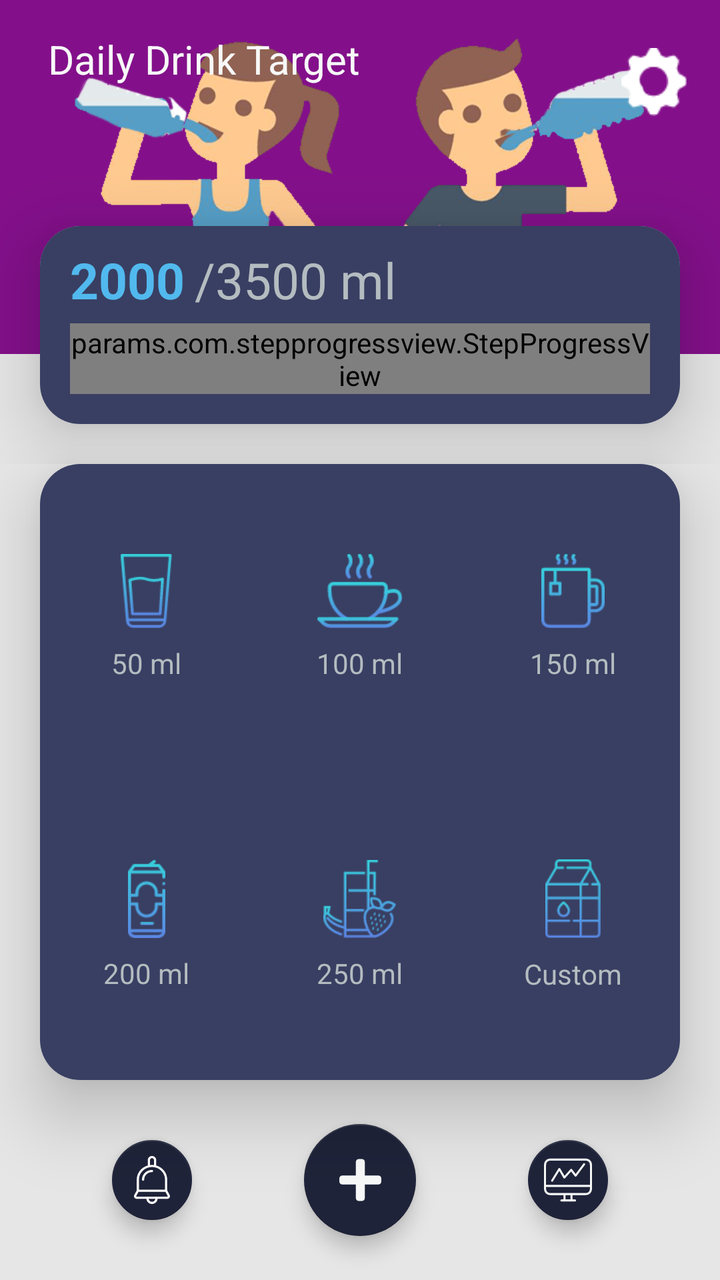
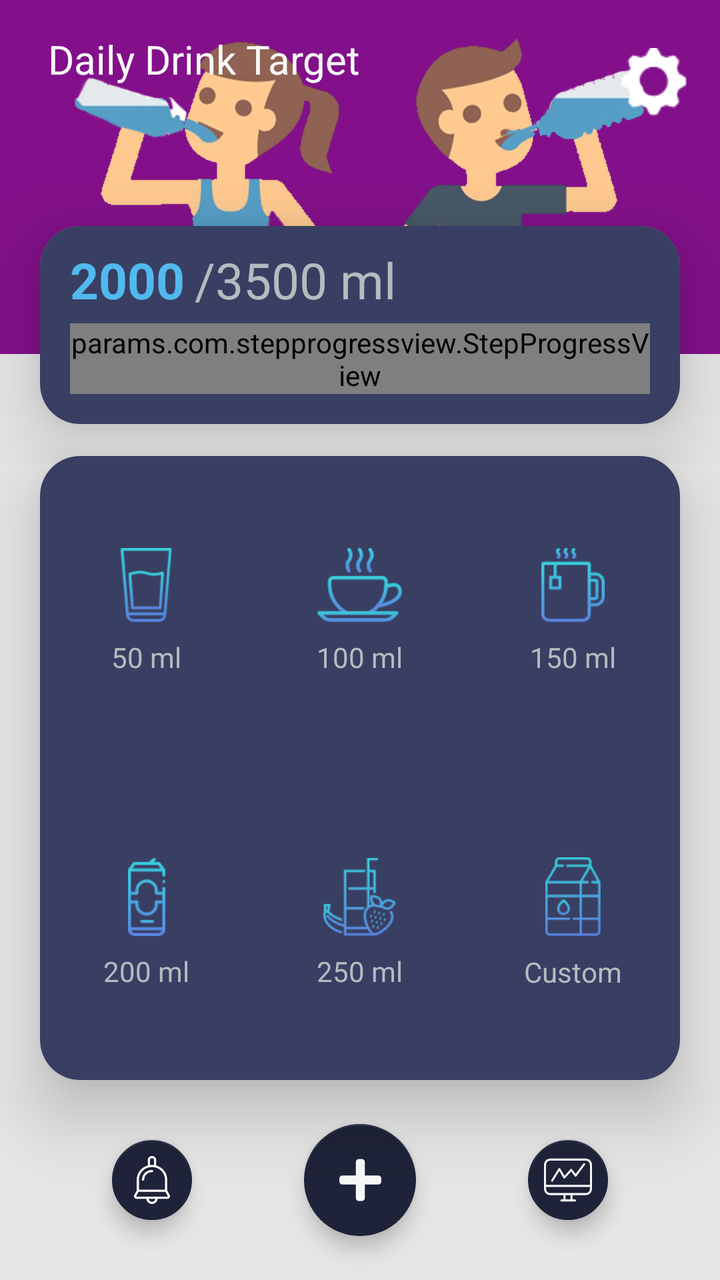

An Android layout rendered at two revisions. The XML below is the earlier revision; the diff shows what the commit changed to produce the second picture.
<!-- AndroidManifest.xml: application theme AppTheme -->
<!-- res/layout/water_activity_main.xml -->
<?xml version="1.0" encoding="utf-8"?>
<androidx.constraintlayout.widget.ConstraintLayout xmlns:android="http://schemas.android.com/apk/res/android"
    xmlns:app="http://schemas.android.com/apk/res-auto"
    xmlns:tools="http://schemas.android.com/tools"
    android:id="@+id/main_activity_parent"
    android:layout_width="match_parent"
    android:layout_height="match_parent"
    android:background="@color/gray_color"
    tools:context=".Water_MainActivity">



    <RelativeLayout
        android:id="@+id/banner"
        android:layout_width="match_parent"
        android:layout_height="wrap_content"
        android:background="@mipmap/water_ban">

    </RelativeLayout>






    <ImageView
        android:id="@+id/btnMenu"
        android:layout_width="50dp"
        android:layout_height="50dp"
        android:layout_marginTop="16dp"
        android:layout_marginEnd="8dp"
        android:background="?attr/selectableItemBackground"
        android:padding="8dp"
        android:src="@mipmap/setting"
        app:layout_constraintEnd_toEndOf="parent"
        app:layout_constraintTop_toTopOf="parent" />

    <com.google.android.material.floatingactionbutton.FloatingActionButton
        android:id="@+id/btnNotific"
        android:layout_width="wrap_content"
        android:layout_height="wrap_content"
        android:layout_marginStart="8dp"
        android:layout_marginTop="8dp"
        android:layout_marginEnd="8dp"
        android:layout_marginBottom="8dp"
        android:padding="8dp"
        android:src="@drawable/ic_bell"

        app:fabSize="mini"
        app:layout_constraintBottom_toBottomOf="parent"
        app:layout_constraintEnd_toStartOf="@+id/fabAdd"
        app:layout_constraintStart_toStartOf="parent"
        app:layout_constraintTop_toBottomOf="@+id/cardView" />

    <com.google.android.material.floatingactionbutton.FloatingActionButton
        android:id="@+id/btnStats"
        android:layout_width="wrap_content"
        android:layout_height="wrap_content"
        android:layout_marginStart="8dp"
        android:layout_marginTop="8dp"
        android:layout_marginEnd="8dp"
        android:layout_marginBottom="8dp"
        android:padding="8dp"
        android:src="@drawable/ic_stats"
        app:fabSize="mini"
        app:layout_constraintBottom_toBottomOf="parent"
        app:layout_constraintEnd_toEndOf="parent"
        app:layout_constraintStart_toEndOf="@+id/fabAdd"
        app:layout_constraintTop_toBottomOf="@+id/cardView" />

    <com.google.android.material.floatingactionbutton.FloatingActionButton
        android:id="@+id/fabAdd"
        android:layout_width="wrap_content"
        android:layout_height="wrap_content"
        android:layout_marginStart="8dp"
        android:layout_marginTop="8dp"
        android:layout_marginEnd="8dp"
        android:layout_marginBottom="8dp"
        android:clickable="true"
        app:layout_constraintBottom_toBottomOf="parent"
        app:layout_constraintEnd_toEndOf="parent"
        app:layout_constraintStart_toStartOf="parent"
        app:layout_constraintTop_toBottomOf="@+id/cardView"
        app:srcCompat="@drawable/ic_plus_solid" />

    <RelativeLayout
        android:id="@+id/rere"
        android:layout_width="match_parent"
        android:layout_height="wrap_content"
        app:layout_constraintStart_toStartOf="parent"
        app:layout_constraintTop_toTopOf="parent">
    <TextView
        android:id="@+id/textView5"
        android:layout_width="wrap_content"
        android:layout_height="wrap_content"
        android:layout_marginStart="24dp"
        android:layout_marginTop="16dp"
        android:text="Daily Drink Target"
        android:textColor="@color/colorWhite"
        android:textSize="20sp"
        />

        <androidx.cardview.widget.CardView
            android:id="@+id/cardviewone"
            android:layout_below="@+id/textView5"
            android:layout_width="match_parent"
            android:layout_height="wrap_content"
            android:layout_marginLeft="20dp"
            android:layout_marginRight="20dp"
            android:layout_marginBottom="20dp"
            android:layout_marginTop="70dp"
            android:orientation="horizontal"
            app:cardCornerRadius="20dp"
            app:cardElevation="20dip">

            <RelativeLayout
                android:layout_width="match_parent"
                android:layout_height="wrap_content"
                android:background="#393F62">

                <RelativeLayout
                    android:id="@+id/progress_data"
                    android:layout_width="match_parent"
                    android:layout_marginTop="10dp"
                    android:layout_height="wrap_content">

                    <TextView
                        android:id="@+id/tvIntook"
                        android:layout_width="wrap_content"
                        android:layout_height="wrap_content"
                        android:layout_marginLeft="@dimen/text_15"
                        android:text="2000"
                        android:layout_marginRight="5dp"
                        android:textColor="#51B9EE"
                        android:textSize="25sp"
                        android:textStyle="bold" />

                    <TextView
                        android:id="@+id/tvTotalIntake"
                        android:layout_width="wrap_content"
                        android:layout_height="wrap_content"
                        android:layout_toRightOf="@+id/tvIntook"
                        android:text="/3500 ml"
                        android:textColor="@color/textColor"
                        android:textSize="25sp"

                        />

                </RelativeLayout>

                <RelativeLayout
                    android:layout_width="match_parent"
                    android:layout_below="@+id/progress_data"
                    android:layout_marginTop="5dp"
                    android:layout_marginBottom="@dimen/text_15"
                    android:layout_height="wrap_content">

                    <params.com.stepprogressview.StepProgressView
                        android:id="@+id/intakeProgress"
                        android:layout_width="match_parent"
                        android:layout_height="wrap_content"
                        android:layout_gravity="center_horizontal"
                        android:layout_marginStart="15dp"
                        android:layout_marginEnd="15dp"
                        android:maxWidth="5dp"
                        app:currentProgress="60"
                        app:markerColor="@color/colorSkyBlue"
                        app:markers="100"
                        app:progressBackgroundColor="#98EEF4"
                        app:progressBarHeight="10dp"
                        app:progressColor="@color/colorSkyBlue"
                        app:textColor="@color/white"
                        app:textMargin="5dp"
                        app:textSize="15sp"
                        app:totalProgress="130" />
                </RelativeLayout>
            </RelativeLayout>

        </androidx.cardview.widget.CardView>
    </RelativeLayout>


    <androidx.cardview.widget.CardView
        android:id="@+id/cardView"
        android:layout_width="0dp"
        android:layout_height="0dp"
        android:layout_marginStart="20dp"
        android:layout_marginEnd="20dp"
        android:layout_marginBottom="100dp"
        app:layout_constraintBottom_toBottomOf="parent"
        app:cardCornerRadius="20dp"
        app:cardElevation="20dp"
        app:layout_constraintEnd_toEndOf="parent"
        app:layout_constraintHeight_max="00dp"
        app:layout_constraintStart_toStartOf="parent"
        app:layout_constraintTop_toBottomOf="@+id/rere">

        <androidx.constraintlayout.widget.ConstraintLayout
            android:layout_width="match_parent"
            android:layout_height="match_parent"
            android:background="#EBEBEB">

            <View
                style="@style/DividerHorizontal"
                app:layout_constraintStart_toStartOf="parent"
                app:layout_constraintTop_toBottomOf="@id/constraintLayout2" />

            <androidx.constraintlayout.widget.ConstraintLayout
                android:id="@+id/constraintLayout2"
                android:layout_width="0dp"
                android:layout_height="0dp"
                android:orientation="horizontal"
                app:layout_constraintBottom_toTopOf="@+id/constraintLayout3"
                app:layout_constraintEnd_toEndOf="parent"
                app:layout_constraintStart_toStartOf="parent"
                app:layout_constraintTop_toTopOf="parent">

                <LinearLayout
                    android:id="@+id/op50ml"
                    android:layout_width="0dp"
                    android:layout_height="0dp"
                    android:background="#393F62"
                    android:clickable="true"
                    android:gravity="center"
                    android:orientation="vertical"
                    app:layout_constraintBottom_toBottomOf="parent"
                    app:layout_constraintEnd_toStartOf="@+id/op100ml"
                    app:layout_constraintStart_toStartOf="parent"
                    app:layout_constraintTop_toTopOf="parent">
                    

                    <ImageView
                        android:layout_width="wrap_content"
                        android:layout_height="wrap_content"
                        android:background="@mipmap/ic_glass" />

                    <TextView
                        android:layout_width="wrap_content"
                        android:layout_height="wrap_content"
                        android:layout_marginTop="8dp"
                        android:text="50 ml"
                        android:textColor="@color/textColor" />
                </LinearLayout>

                <View
                    style="@style/DividerVertical"
                    app:layout_constraintStart_toEndOf="@id/op50ml"
                    app:layout_constraintTop_toBottomOf="parent" />

                <View
                    style="@style/DividerVertical"
                    app:layout_constraintStart_toEndOf="@id/op100ml"
                    app:layout_constraintTop_toBottomOf="parent" />

                <LinearLayout
                    android:id="@+id/op100ml"
                    android:layout_width="0dp"
                    android:layout_height="0dp"
                    android:background="#393F62"
                    android:clickable="true"
                    android:gravity="center"
                    android:orientation="vertical"
                    app:layout_constraintBottom_toBottomOf="parent"
                    app:layout_constraintEnd_toStartOf="@+id/op150ml"
                    app:layout_constraintStart_toEndOf="@+id/op50ml"
                    app:layout_constraintTop_toTopOf="parent">

                    <ImageView
                        android:layout_width="wrap_content"
                        android:layout_height="wrap_content"
                        android:background="@mipmap/ic_cofee" />

                    <TextView
                        android:layout_width="wrap_content"
                        android:layout_height="wrap_content"
                        android:layout_marginTop="8dp"
                        android:text="100 ml"
                        android:textColor="@color/textColor" />

                </LinearLayout>

                <LinearLayout
                    android:id="@+id/op150ml"
                    android:layout_width="0dp"
                    android:layout_height="0dp"
                    android:background="#393F62"
                    android:clickable="true"
                    android:gravity="center"
                    android:orientation="vertical"
                    app:layout_constraintBottom_toBottomOf="parent"
                    app:layout_constraintEnd_toEndOf="parent"
                    app:layout_constraintStart_toEndOf="@+id/op100ml"
                    app:layout_constraintTop_toTopOf="parent">

                    <ImageView
                        android:layout_width="wrap_content"
                        android:layout_height="wrap_content"
                        android:background="@mipmap/ic_tea"
                        />

                    <TextView
                        android:layout_width="wrap_content"
                        android:layout_height="wrap_content"
                        android:layout_marginTop="8dp"
                        android:text="150 ml"
                        android:textColor="@color/textColor" />

                </LinearLayout>
            </androidx.constraintlayout.widget.ConstraintLayout>

            <androidx.constraintlayout.widget.ConstraintLayout
                android:id="@+id/constraintLayout3"
                android:layout_width="0dp"
                android:layout_height="0dp"
                android:orientation="horizontal"
                app:layout_constraintBottom_toBottomOf="parent"
                app:layout_constraintEnd_toEndOf="parent"
                app:layout_constraintStart_toStartOf="parent"
                app:layout_constraintTop_toBottomOf="@+id/constraintLayout2">

                <View
                    style="@style/DividerVertical"

                    app:layout_constraintStart_toEndOf="@id/op200ml"
                    app:layout_constraintTop_toBottomOf="parent" />

                <View
                    style="@style/DividerVertical"
                    app:layout_constraintStart_toEndOf="@id/op250ml"
                    app:layout_constraintTop_toBottomOf="parent" />

                <LinearLayout
                    android:id="@+id/op200ml"
                    android:layout_width="0dp"
                    android:layout_height="0dp"
                    android:background="#393F62"
                    android:clickable="true"
                    android:gravity="center"
                    android:orientation="vertical"
                    app:layout_constraintBottom_toBottomOf="parent"
                    app:layout_constraintEnd_toStartOf="@+id/op250ml"
                    app:layout_constraintStart_toStartOf="parent"
                    app:layout_constraintTop_toTopOf="parent">

                    <ImageView
                        android:layout_width="wrap_content"
                        android:layout_height="wrap_content"
                        android:background="@mipmap/ic_cola"/>

                    <TextView
                        android:layout_width="wrap_content"
                        android:layout_height="wrap_content"
                        android:layout_marginTop="8dp"
                        android:text="200 ml"
                        android:textColor="@color/textColor" />

                </LinearLayout>

                <LinearLayout
                    android:id="@+id/op250ml"
                    android:layout_width="0dp"
                    android:layout_height="0dp"
                    android:background="#393F62"
                    android:clickable="true"
                    android:gravity="center"
                    android:orientation="vertical"
                    app:layout_constraintBottom_toBottomOf="parent"
                    app:layout_constraintEnd_toStartOf="@+id/opCustom"
                    app:layout_constraintStart_toEndOf="@+id/op200ml"
                    app:layout_constraintTop_toTopOf="parent">

                    <ImageView
                        android:layout_width="wrap_content"
                        android:layout_height="wrap_content"
                        android:background="@mipmap/ic_juice"
                        />

                    <TextView
                        android:layout_width="wrap_content"
                        android:layout_height="wrap_content"
                        android:layout_marginTop="8dp"
                        android:text="250 ml"
                        android:textColor="@color/textColor" />

                </LinearLayout>

                <LinearLayout
                    android:id="@+id/opCustom"
                    android:layout_width="0dp"
                    android:layout_height="0dp"
                    android:background="#393F62"
                    android:clickable="true"
                    android:gravity="center"
                    android:orientation="vertical"
                    app:layout_constraintBottom_toBottomOf="parent"
                    app:layout_constraintEnd_toEndOf="parent"
                    app:layout_constraintStart_toEndOf="@+id/op250ml"
                    app:layout_constraintTop_toTopOf="parent">

                    <ImageView
                        android:layout_width="wrap_content"
                        android:layout_height="wrap_content"
                        app:srcCompat="@mipmap/ic_milk" />

                    <TextView
                        android:id="@+id/tvCustom"
                        android:layout_width="wrap_content"
                        android:layout_height="wrap_content"
                        android:layout_marginTop="8dp"
                        android:text="Custom"
                        android:textColor="@color/textColor" />

                </LinearLayout>
            </androidx.constraintlayout.widget.ConstraintLayout>
        </androidx.constraintlayout.widget.ConstraintLayout>
    </androidx.cardview.widget.CardView>




</androidx.constraintlayout.widget.ConstraintLayout>
<!-- resources referenced by this layout -->
<resources>
  <color name="colorSkyBlue">#03BBFF</color>
  <color name="colorWhite">#F7F9F8</color>
  <color name="gray_color">#E6E6E6</color>
  <color name="textColor">#ffb4bcc0</color>
  <color name="white">#ffffff</color>
  <dimen name="text_15">15sp</dimen>
  <!-- drawable ic_plus_solid (drawable) -->
  <vector xmlns:android="http://schemas.android.com/apk/res/android" android:height="24dp"
          android:viewportHeight="512" android:viewportWidth="448" android:width="21dp">
      <path android:fillColor="@color/colorWhite"
            android:pathData="M416,208H272V64c0,-17.67 -14.33,-32 -32,-32h-32c-17.67,0 -32,14.33 -32,32v144H32c-17.67,0 -32,14.33 -32,32v32c0,17.67 14.33,32 32,32h144v144c0,17.67 14.33,32 32,32h32c17.67,0 32,-14.33 32,-32V304h144c17.67,0 32,-14.33 32,-32v-32c0,-17.67 -14.33,-32 -32,-32z"/>
  </vector>
  <!-- drawable ic_stats (drawable) -->
  <vector xmlns:android="http://schemas.android.com/apk/res/android" android:height="24dp"
          android:viewportHeight="372" android:viewportWidth="372" android:width="24dp">
      <path android:fillColor="@color/colorWhite"
            android:pathData="M320,19.6H52c-25.12,0 -52,13.68 -52,52v179.68c0,38.32 26.88,52 52,52h99.2v33.12h-16.48c-4.418,0 -8,3.582 -8,8s3.582,8 8,8h105.6c4.418,0 8,-3.582 8,-8s-3.582,-8 -8,-8H220.8v-33.12H320c38.32,0 52,-26.88 52,-52V71.6C372,33.28 345.12,19.6 320,19.6zM204.8,336.4h-37.6v-33.12h37.6V336.4zM356,251.28c0,10.8 -3.52,36 -36,36H52c-10.8,0 -36,-3.52 -36,-36v-11.44h340V251.28zM356,223.92H16v-152c0,-32.48 25.2,-36 36,-36h268c10.8,0 36,3.52 36,36V223.92z"/>
      <path android:fillColor="@color/colorWhite"
            android:pathData="M315.69,57.359c-3.532,-2.654 -8.547,-1.942 -11.201,1.59c-0.003,0.004 -0.006,0.007 -0.008,0.011l0.4,0l-59.68,80l-28,-36.4c-1.458,-1.897 -3.689,-3.042 -6.08,-3.12c-2.381,-0.068 -4.669,0.93 -6.24,2.72L159.28,154l-33.44,-57.12c-1.426,-2.405 -4.004,-3.891 -6.8,-3.92c-2.808,-0.016 -5.42,1.441 -6.88,3.84L56.96,186c-2.841,3.384 -2.4,8.43 0.984,11.271c3.384,2.841 8.43,2.4 11.271,-0.984c0.573,-0.682 1.027,-1.455 1.345,-2.287l48,-78.24l32,55.12c2.231,3.814 7.131,5.096 10.945,2.865c0.724,-0.424 1.377,-0.959 1.935,-1.585L210,120.08l28.56,37.12c1.634,1.85 3.937,2.972 6.4,3.12c2.49,-0.025 4.826,-1.208 6.32,-3.2l66,-88.56C319.934,65.028 319.222,60.013 315.69,57.359z"/>
  </vector>
  <style name="DividerHorizontal">
          <item name="android:layout_width">match_parent</item>
          <item name="android:layout_height">1dp</item>
          <item name="android:background">@color/colorPrimaryDark</item>
      </style>
  <style name="DividerVertical">
          <item name="android:layout_width">1dp</item>
          <item name="android:layout_height">match_parent</item>
          <item name="android:background">@color/colorPrimaryDark</item>
      </style>
  <style name="AppTheme" parent="Theme.AppCompat.Light.DarkActionBar">
          
          <item name="colorPrimary">@color/colorPrimary</item>
          <item name="colorPrimaryDark">@color/colorPrimaryDark</item>
          <item name="colorAccent">@color/colorAccent</item>
      </style>
  <color name="colorPrimaryDark">#1F2339</color>
  <color name="colorPrimary">#434A71</color>
  <color name="colorAccent">#1F2339</color>
  <!-- unchanged entries left out for length: 9 -->
</resources>

<!-- the commit's change to res/layout/water_activity_main.xml (unified diff, before → after) -->
@@ -9,18 +9,18 @@
     tools:context=".Water_MainActivity">
 
 
-
     <RelativeLayout
         android:id="@+id/banner"
-        android:layout_width="match_parent"
+        android:layout_width="0dp"
         android:layout_height="wrap_content"
-        android:background="@mipmap/water_ban">
+        android:layout_marginBottom="51dp"
+        android:background="@mipmap/water_ban"
+        app:layout_constraintBottom_toTopOf="@+id/cardView"
+        app:layout_constraintEnd_toEndOf="parent"
+        app:layout_constraintStart_toStartOf="parent"
+        app:layout_constraintTop_toTopOf="parent">
 
     </RelativeLayout>
-
-
-
-
 
 
     <ImageView
@@ -89,26 +89,26 @@
         android:layout_height="wrap_content"
         app:layout_constraintStart_toStartOf="parent"
         app:layout_constraintTop_toTopOf="parent">
-    <TextView
-        android:id="@+id/textView5"
-        android:layout_width="wrap_content"
-        android:layout_height="wrap_content"
-        android:layout_marginStart="24dp"
-        android:layout_marginTop="16dp"
-        android:text="Daily Drink Target"
-        android:textColor="@color/colorWhite"
-        android:textSize="20sp"
-        />
+
+        <TextView
+            android:id="@+id/textView5"
+            android:layout_width="wrap_content"
+            android:layout_height="wrap_content"
+            android:layout_marginStart="24dp"
+            android:layout_marginTop="16dp"
+            android:text="Daily Drink Target"
+            android:textColor="@color/colorWhite"
+            android:textSize="20sp" />
 
         <androidx.cardview.widget.CardView
             android:id="@+id/cardviewone"
-            android:layout_below="@+id/textView5"
             android:layout_width="match_parent"
             android:layout_height="wrap_content"
+            android:layout_below="@+id/textView5"
             android:layout_marginLeft="20dp"
+            android:layout_marginTop="70dp"
             android:layout_marginRight="20dp"
             android:layout_marginBottom="20dp"
-            android:layout_marginTop="70dp"
             android:orientation="horizontal"
             app:cardCornerRadius="20dp"
             app:cardElevation="20dip">
@@ -121,16 +121,16 @@
                 <RelativeLayout
                     android:id="@+id/progress_data"
                     android:layout_width="match_parent"
-                    android:layout_marginTop="10dp"
-                    android:layout_height="wrap_content">
+                    android:layout_height="wrap_content"
+                    android:layout_marginTop="10dp">
 
                     <TextView
                         android:id="@+id/tvIntook"
                         android:layout_width="wrap_content"
                         android:layout_height="wrap_content"
                         android:layout_marginLeft="@dimen/text_15"
+                        android:layout_marginRight="5dp"
                         android:text="2000"
-                        android:layout_marginRight="5dp"
                         android:textColor="#51B9EE"
                         android:textSize="25sp"
                         android:textStyle="bold" />
@@ -150,10 +150,10 @@
 
                 <RelativeLayout
                     android:layout_width="match_parent"
+                    android:layout_height="wrap_content"
                     android:layout_below="@+id/progress_data"
                     android:layout_marginTop="5dp"
-                    android:layout_marginBottom="@dimen/text_15"
-                    android:layout_height="wrap_content">
+                    android:layout_marginBottom="@dimen/text_15">
 
                     <params.com.stepprogressview.StepProgressView
                         android:id="@+id/intakeProgress"
@@ -187,13 +187,13 @@
         android:layout_marginStart="20dp"
         android:layout_marginEnd="20dp"
         android:layout_marginBottom="100dp"
-        app:layout_constraintBottom_toBottomOf="parent"
         app:cardCornerRadius="20dp"
         app:cardElevation="20dp"
+        app:layout_constraintBottom_toBottomOf="parent"
         app:layout_constraintEnd_toEndOf="parent"
         app:layout_constraintHeight_max="00dp"
         app:layout_constraintStart_toStartOf="parent"
-        app:layout_constraintTop_toBottomOf="@+id/rere">
+        app:layout_constraintTop_toBottomOf="@+id/banner">
 
         <androidx.constraintlayout.widget.ConstraintLayout
             android:layout_width="match_parent"
@@ -295,8 +295,7 @@
                     <ImageView
                         android:layout_width="wrap_content"
                         android:layout_height="wrap_content"
-                        android:background="@mipmap/ic_tea"
-                        />
+                        android:background="@mipmap/ic_tea" />
 
                     <TextView
                         android:layout_width="wrap_content"
@@ -345,7 +344,7 @@
                     <ImageView
                         android:layout_width="wrap_content"
                         android:layout_height="wrap_content"
-                        android:background="@mipmap/ic_cola"/>
+                        android:background="@mipmap/ic_cola" />
 
                     <TextView
                         android:layout_width="wrap_content"
@@ -372,8 +371,7 @@
                     <ImageView
                         android:layout_width="wrap_content"
                         android:layout_height="wrap_content"
-                        android:background="@mipmap/ic_juice"
-                        />
+                        android:background="@mipmap/ic_juice" />
 
                     <TextView
                         android:layout_width="wrap_content"
@@ -416,6 +414,4 @@
     </androidx.cardview.widget.CardView>
 
 
-
-
 </androidx.constraintlayout.widget.ConstraintLayout>
